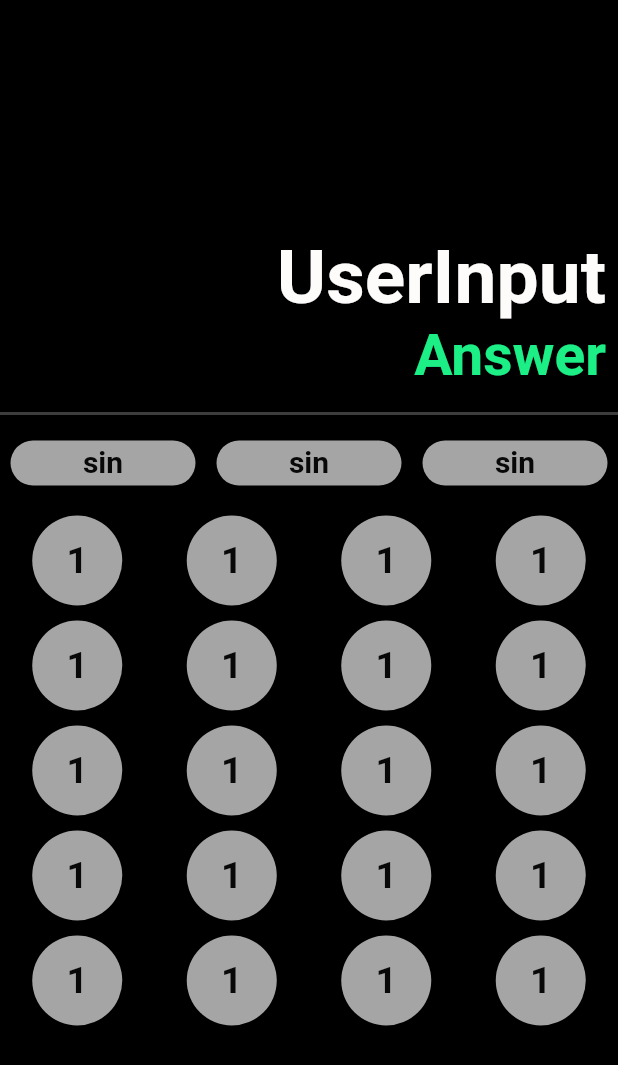
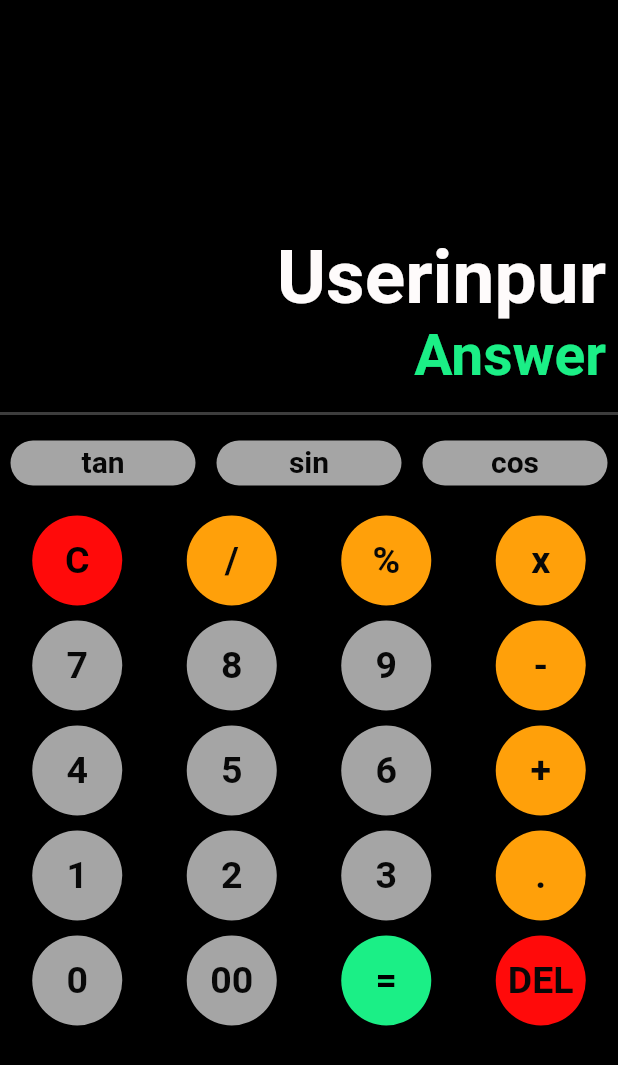
Before and after one commit to hifzakanwal/Flutter_Calculator, a Flutter app: the screen it shows after launch, on a phone screen of 412 x 824 dp. Shown: the top 1065 px of the screen. Run offline on Flutter 3.47's test engine with Material 2 defaults, Android fonts, the phone set to English and light mode, and no system bars.

Commit message:
Passing data through constructor

```diff
--- a/lib/components.dart
+++ b/lib/components.dart
@@ -1,7 +1,18 @@
 import 'package:flutter/material.dart';
 
 class Button extends StatelessWidget {
-  const Button({Key? key}) : super(key: key);
+  final String title;
+  final Color color;
+
+  final Color textcolor;
+  final double height;
+  const Button(
+      {Key? key,
+      required this.title,
+      this.color = const Color(0xffa5a5a5),
+      this.textcolor = const Color(0xff080808),
+      this.height = 60})
+      : super(key: key);
 
   @override
   Widget build(BuildContext context) {
@@ -9,29 +20,34 @@ class Button extends StatelessWidget {
         child: Padding(
       padding: EdgeInsets.symmetric(vertical: 5, horizontal: 7),
       child: Container(
-          height: 60,
+        height: height,
         child: Center(
           child: Text(
-              "1",
+            title,
             style: TextStyle(
-                  color: Color(0xff080808),
-                  fontSize: 25,
-                  fontWeight: FontWeight.bold),
+                color: textcolor, fontSize: 25, fontWeight: FontWeight.bold),
           ),
         ),
         decoration: BoxDecoration(
           shape: BoxShape.circle,
-            color: Color(0xffa5a5a5),
+          color: color,
         ),
       ),
-      ),
-    );
+    ));
   }
 }
 
 class Button2 extends StatelessWidget {
+  final String title;
+  final Color color;
+
+  final Color textcolor;
+
   const Button2({
     Key? key,
+    required this.title,
+    this.color = const Color(0xffa5a5a5),
+    this.textcolor = const Color(0xff080808),
   }) : super(key: key);
 
   @override
@@ -46,9 +62,9 @@ class Button2 extends StatelessWidget {
             child: Padding(
               padding: const EdgeInsets.only(top: 0.5, bottom: 2),
               child: Text(
-                "sin",
+                title,
                 style: TextStyle(
-                    color: Color(0xff080808),
+                    color: textcolor,
                     fontSize: 20,
                     fontWeight: FontWeight.bold),
               ),
@@ -56,7 +72,7 @@ class Button2 extends StatelessWidget {
           ),
           decoration: BoxDecoration(
             borderRadius: BorderRadius.circular(30),
-            color: Color(0xffa5a5a5),
+            color: color,
           ),
         ),
       ),
--- a/lib/main.dart
+++ b/lib/main.dart
@@ -33,7 +33,7 @@ class _MyAppState extends State<MyApp> {
                       Align(
                         alignment: Alignment.bottomRight,
                         child: Text(
-                          "UserInput",
+                          "Userinpur",
                           style: TextStyle(
                               color: Color(0xfffefbfb),
                               fontSize: 50,
@@ -64,9 +64,18 @@ class _MyAppState extends State<MyApp> {
                   children: [
                     Row(
                       children: [
-                        Button2(),
-                        Button2(),
-                        Button2(),
+                        Button2(
+                          title: "tan",
+                          textcolor: Color(0xff070707),
+                        ),
+                        Button2(
+                          title: "sin",
+                          textcolor: Color(0xff070707),
+                        ),
+                        Button2(
+                          title: "cos",
+                          textcolor: Color(0xff070707),
+                        ),
                       ],
                     ),
                     SizedBox(
@@ -74,42 +83,93 @@ class _MyAppState extends State<MyApp> {
                     ),
                     Row(
                       children: [
-                        Button(),
-                        Button(),
-                        Button(),
-                        Button(),
+                        Button(
+                          title: "C",
+                          textcolor: Color(0xff000000),
+                          color: Color(0xffff0a0a),
+                        ),
+                        Button(
+                          title: "/",
+                          color: Color(0xffffa00a),
+                        ),
+                        Button(
+                          title: "%",
+                          color: Color(0xffffa00a),
+                        ),
+                        Button(
+                          title: "x",
+                          color: Color(0xffffa00a),
+                        ),
                       ],
                     ),
                     Row(
                       children: [
-                        Button(),
-                        Button(),
-                        Button(),
-                        Button(),
+                        Button(
+                          title: "7",
+                        ),
+                        Button(
+                          title: "8",
+                        ),
+                        Button(
+                          title: "9",
+                        ),
+                        Button(
+                          title: "-",
+                          color: Color(0xffffa00a),
+                        ),
                       ],
                     ),
                     Row(
                       children: [
-                        Button(),
-                        Button(),
-                        Button(),
-                        Button(),
+                        Button(
+                          title: "4",
+                        ),
+                        Button(
+                          title: "5",
+                        ),
+                        Button(
+                          title: "6",
+                        ),
+                        Button(
+                          title: "+",
+                          color: Color(0xffffa00a),
+                        ),
                       ],
                     ),
                     Row(
                       children: [
-                        Button(),
-                        Button(),
-                        Button(),
-                        Button(),
+                        Button(
+                          title: "1",
+                        ),
+                        Button(
+                          title: "2",
+                        ),
+                        Button(
+                          title: "3",
+                        ),
+                        Button(
+                          title: ".",
+                          color: Color(0xffffa00a),
+                        ),
                       ],
                     ),
                     Row(
                       children: [
-                        Button(),
-                        Button(),
-                        Button(),
-                        Button(),
+                        Button(
+                          title: "0",
+                        ),
+                        Button(
+                          title: "00",
+                        ),
+                        Button(
+                          title: "=",
+                          textcolor: Color(0xff000000),
+                          color: Color(0xff1bef86),
+                        ),
+                        Button(
+                          title: "DEL",
+                          color: Color(0xffff0a0a),
+                        ),
                       ],
                     ),
                   ],
```
Lines whose indentation alone changed are shown as unchanged.
